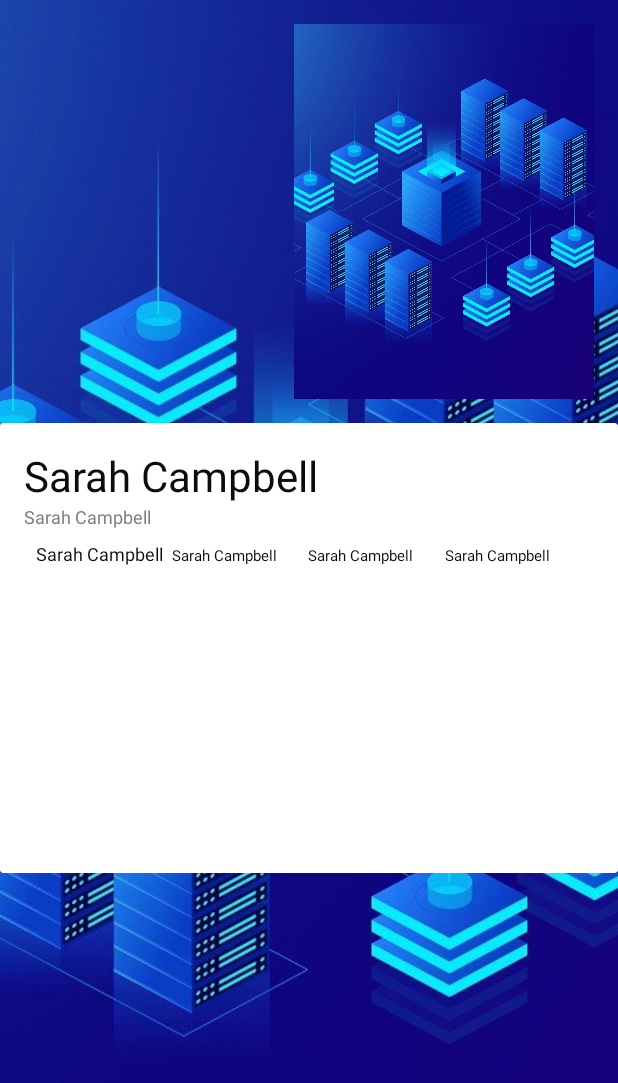
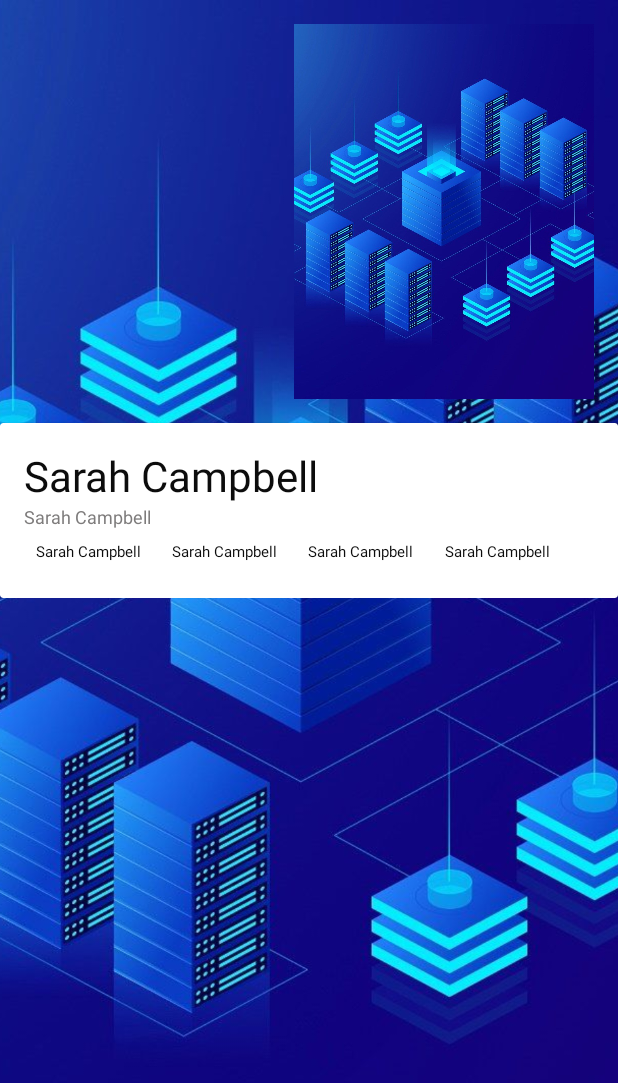
Before and after one commit to finkcloud/Cardonated, an Android app: the layout activity_movie_details.xml on its own in the app's theme, with its tools: preview values and no code run, on a phone screen of 412 x 824 dp. Shown: the top 1083 px of the screen. Run offline under Robolectric (Android 15) with nearby library versions, the phone set to English and light mode, and no system bars; network calls fail.

Commit message:
updated detail page

```diff
--- a/app/src/main/java/com/philencripted/cardonated/adapter/MovieAdapter.java
+++ b/app/src/main/java/com/philencripted/cardonated/adapter/MovieAdapter.java
@@ -79,6 +79,7 @@ public class MovieAdapter extends RecyclerView.Adapter<MovieAdapter.UserViewHold
 
                 intent.putExtra("poster", movieresult.getPosterPath());
                 intent.putExtra("vote_count", movieresult.getVoteCount());
+                intent.putExtra("vote_ava", movieresult.getVoteAverage());
                 intent.putExtra("popularity", movieresult.getPopularity());
 
 
--- a/app/src/main/res/layout/activity_movie_details.xml
+++ b/app/src/main/res/layout/activity_movie_details.xml
@@ -35,7 +35,7 @@
             </FrameLayout>
             <androidx.cardview.widget.CardView
                 android:layout_width="match_parent"
-                android:layout_height="300dp"
+                android:layout_height="wrap_content"
                 android:elevation="4dp">
 
                 <LinearLayout
@@ -78,7 +78,7 @@
                             android:text="Sarah Campbell"
                             android:layout_weight="1"
                             android:textColor="#0C0C0C"
-                            android:textSize="12sp"
+                            android:textSize="10sp"
                             android:textStyle="normal"
                             android:layout_gravity="bottom"
                             />
```
Also changed, not shown: app/src/main/java/com/philencripted/cardonated/ui/MovieDetailsActivity.java (+11 -10 lines).
